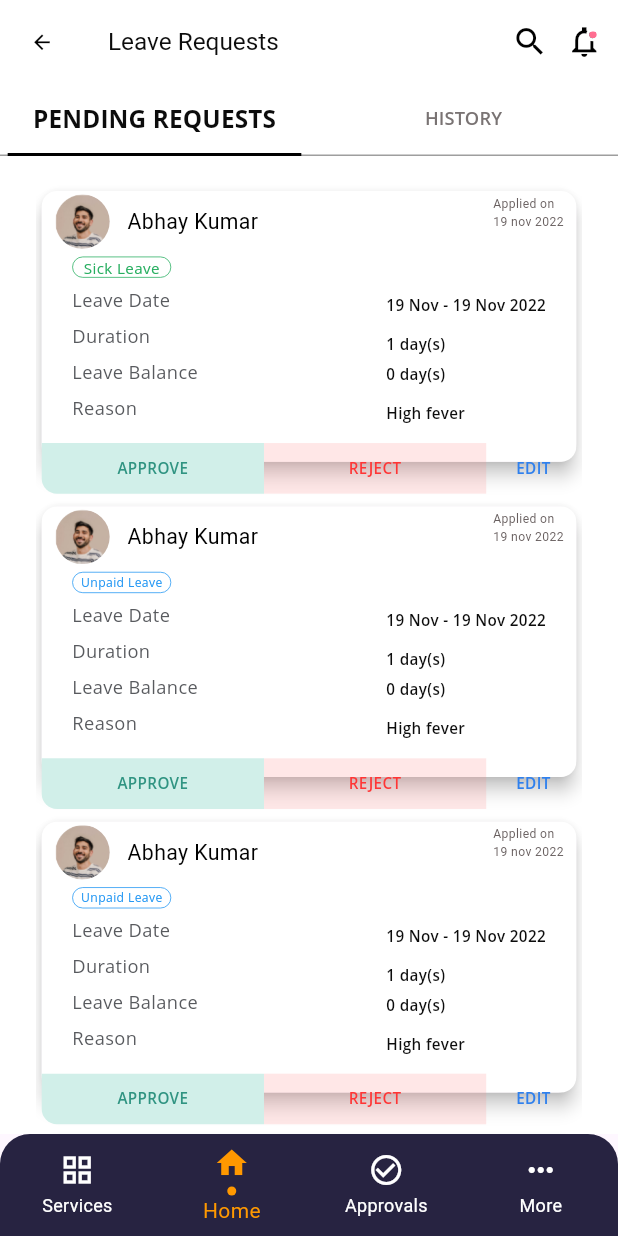
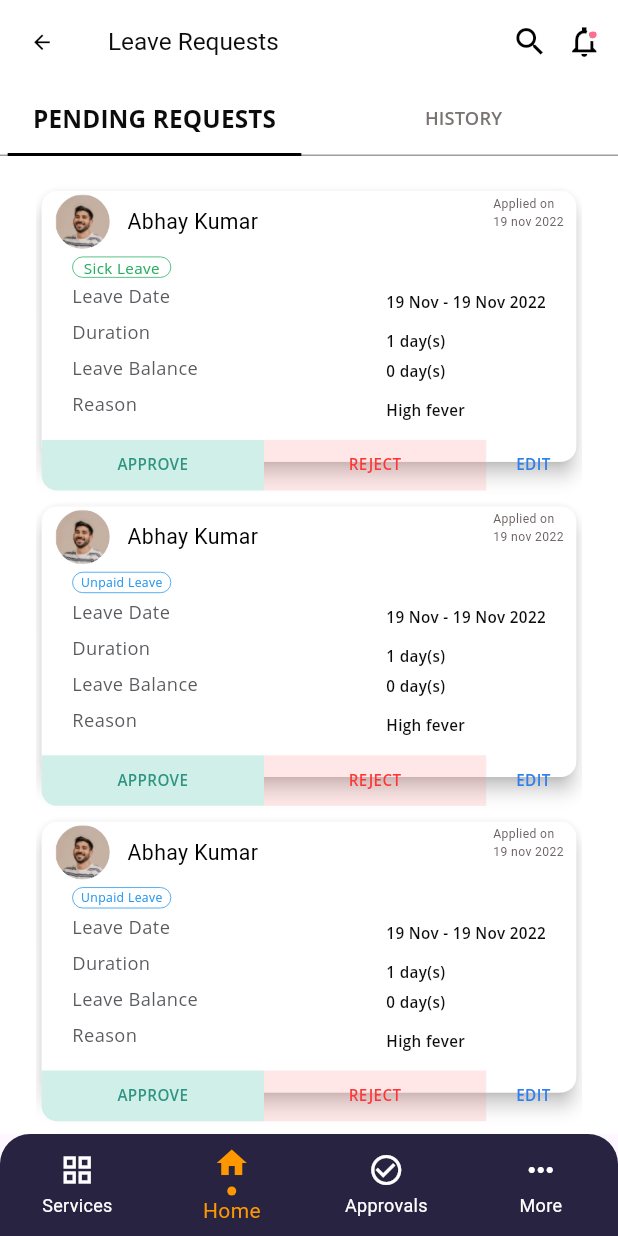
Before and after one commit to jaysonjyo/justonepage, a Flutter app: the screen it shows after launch, item 2 of the bottom bar chosen, on a phone screen of 412 x 824 dp. Run offline on Flutter 3.47's test engine with Material 3 defaults, Android fonts, the light colour scheme and no system bars; our stand-ins replace flutter_screenutil; Roboto replaces fonts that are missing (Open Sans).

Commit message:
just eding

```diff
--- a/lib/Ui/HomeScreen.dart
+++ b/lib/Ui/HomeScreen.dart
@@ -250,7 +250,7 @@ class _HomescreenState extends State<Homescreen> {
                                                     ),
                                                   ),
                                                   SizedBox(
-                                                    height: 8.05.h,
+                                                    height: 6.h,
                                                   ),
                                                   Row(
                                                     crossAxisAlignment:
```
